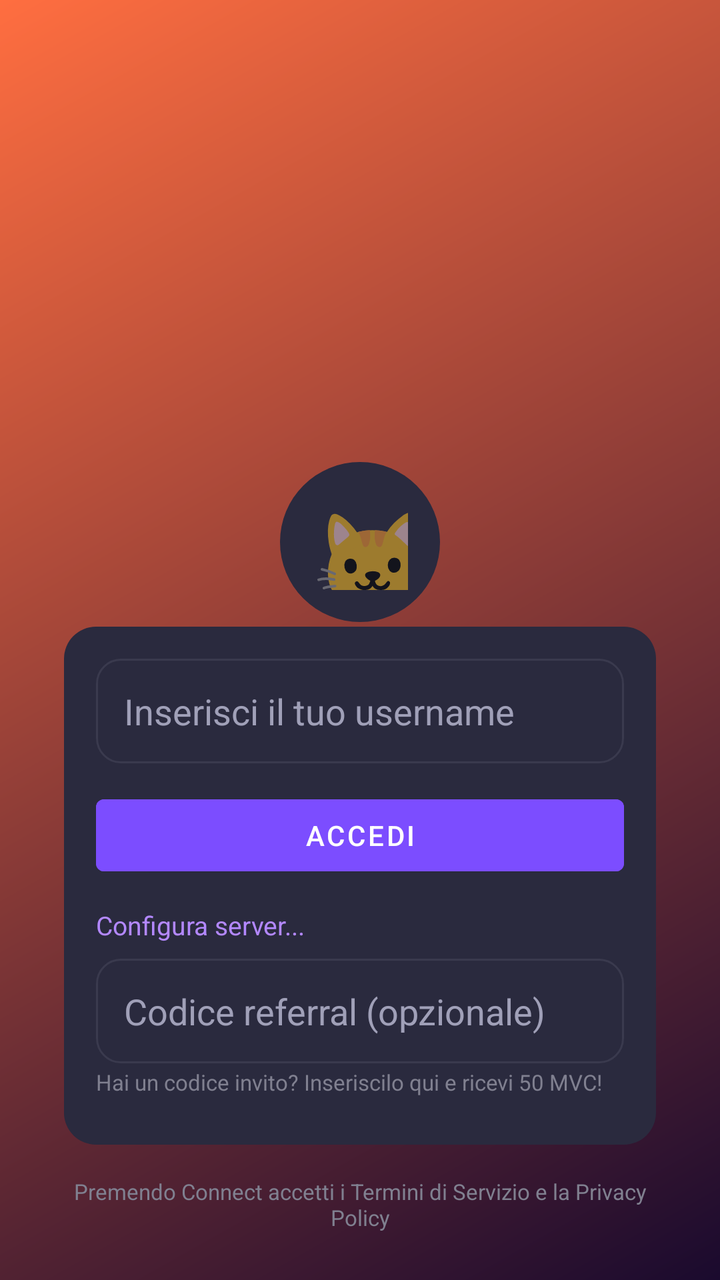
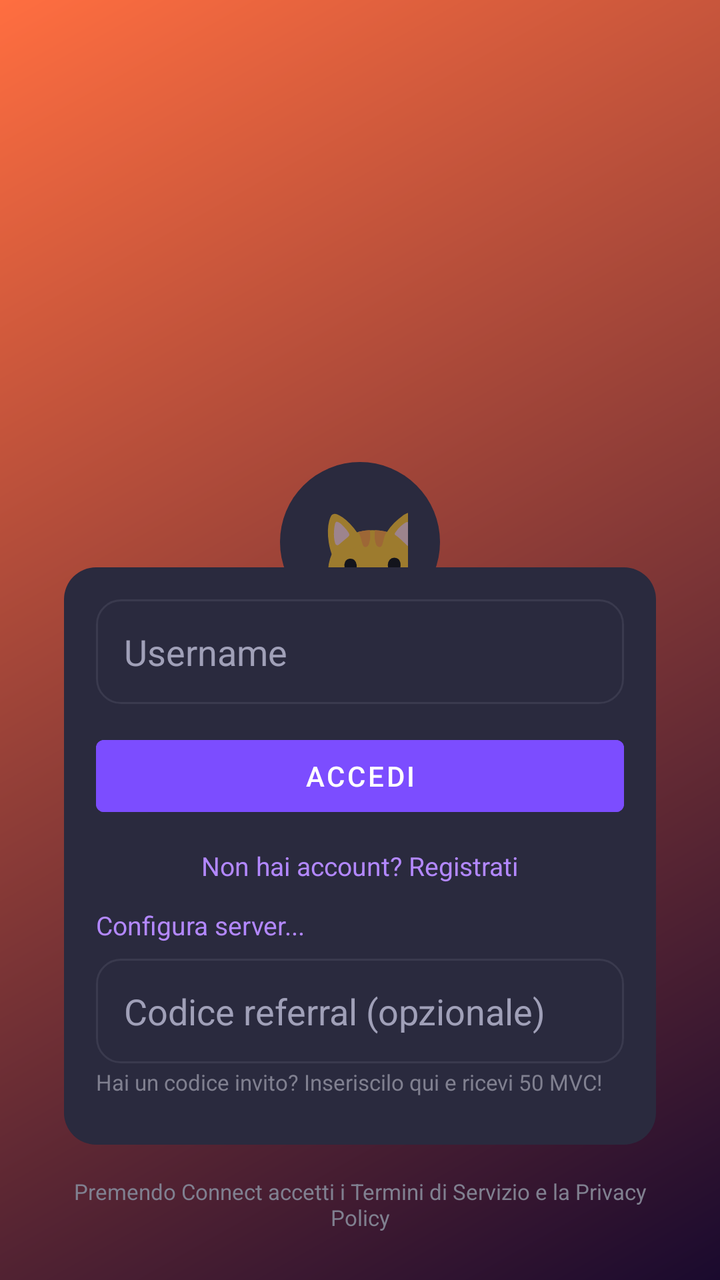

An Android layout rendered at two revisions. The XML below is the earlier revision; the diff shows what the commit changed to produce the second picture.
<!-- AndroidManifest.xml: application theme AppTheme -->
<!-- res/layout/activity_login.xml -->
<?xml version="1.0" encoding="utf-8"?>
<FrameLayout
    xmlns:android="http://schemas.android.com/apk/res/android"
    android:layout_width="match_parent"
    android:layout_height="match_parent"
    android:background="@drawable/gradient_background">

    <ScrollView
        android:layout_width="match_parent"
        android:layout_height="match_parent"
        android:fillViewport="true">

        <RelativeLayout
            android:layout_width="match_parent"
            android:layout_height="wrap_content"
            android:layout_gravity="center">

            
            <LinearLayout
                android:id="@+id/center_content"
                android:layout_width="match_parent"
                android:layout_height="wrap_content"
                android:orientation="vertical"
                android:gravity="center"
                android:layout_centerInParent="true"
                android:paddingLeft="32dp"
                android:paddingRight="32dp">

                <TextView
                    android:layout_width="80dp"
                    android:layout_height="80dp"
                    android:text="🐱"
                    android:textSize="48sp"
                    android:gravity="center"
                    android:background="@drawable/circle_logo_bg"
                    android:padding="16dp"
                    android:layout_marginBottom="24dp"/>

                <TextView
                    android:layout_width="wrap_content"
                    android:layout_height="wrap_content"
                    android:text="ChatAI"
                    android:textSize="36sp"
                    android:textStyle="bold"
                    android:textColor="#FFFFFF"
                    android:gravity="center"/>

                <TextView
                    android:layout_width="wrap_content"
                    android:layout_height="wrap_content"
                    android:text="Il tuo compagno AI"
                    android:textSize="16sp"
                    android:textColor="#B0B0C0"
                    android:gravity="center"
                    android:layout_marginTop="4dp"/>
            </LinearLayout>

            
            <LinearLayout
                android:id="@+id/bottom_content"
                android:layout_width="match_parent"
                android:layout_height="wrap_content"
                android:orientation="vertical"
                android:gravity="center"
                android:layout_alignParentBottom="true"
                android:paddingLeft="32dp"
                android:paddingRight="32dp"
                android:paddingBottom="24dp">

                <com.google.android.gms.common.SignInButton
                    android:id="@+id/google_sign_in_button"
                    android:layout_width="match_parent"
                    android:layout_height="56dp"
                    android:layout_marginBottom="12dp"
                    android:visibility="gone"/>

                <LinearLayout
                    android:id="@+id/login_section"
                    android:layout_width="match_parent"
                    android:layout_height="wrap_content"
                    android:orientation="vertical"
                    android:background="@drawable/card_bg"
                    android:padding="16dp"
                    android:layout_marginBottom="16dp">

                    <EditText
                        android:id="@+id/username_input"
                        android:layout_width="match_parent"
                        android:layout_height="wrap_content"
                        android:hint="Inserisci il tuo username"
                        android:textColorHint="#A0A0B8"
                        android:textColor="#E8E8F0"
                        android:inputType="textPersonName"
                        android:maxLength="20"
                        android:maxLines="1"
                        android:singleLine="true"
                        android:background="@drawable/edittext_bg"
                        android:padding="14dp"
                        android:layout_marginBottom="12dp"/>

                    <Button
                        android:id="@+id/login_button"
                        android:layout_width="match_parent"
                        android:layout_height="48dp"
                        android:text="ACCEDI"
                        android:textSize="14sp"
                        android:backgroundTint="#7C4DFF"
                        android:textColor="#FFFFFF"
                        android:textAllCaps="true"/>

                    <TextView
                        android:id="@+id/server_url_toggle"
                        android:layout_width="wrap_content"
                        android:layout_height="wrap_content"
                        android:text="Configura server..."
                        android:textSize="13sp"
                        android:textColor="#B388FF"
                        android:paddingTop="12dp"
                        android:paddingBottom="4dp"
                        android:clickable="true"
                        android:focusable="true"/>

                    <EditText
                        android:id="@+id/server_url_input"
                        android:layout_width="match_parent"
                        android:layout_height="wrap_content"
                        android:hint="URL del server (es. http://192.168.1.100:5000)"
                        android:textColorHint="#A0A0B8"
                        android:textColor="#E8E8F0"
                        android:inputType="textUri"
                        android:maxLines="1"
                        android:singleLine="true"
                        android:background="@drawable/edittext_bg"
                        android:padding="14dp"
                        android:visibility="gone"/>

                    <EditText
                        android:id="@+id/referral_code_input"
                        android:layout_width="match_parent"
                        android:layout_height="wrap_content"
                        android:hint="Codice referral (opzionale)"
                        android:textColorHint="#A0A0B8"
                        android:textColor="#E8E8F0"
                        android:inputType="textVisiblePassword"
                        android:maxLength="8"
                        android:maxLines="1"
                        android:singleLine="true"
                        android:background="@drawable/edittext_bg"
                        android:padding="14dp"
                        android:layout_marginTop="4dp"/>

                    <TextView
                        android:layout_width="match_parent"
                        android:layout_height="wrap_content"
                        android:text="Hai un codice invito? Inseriscilo qui e ricevi 50 MVC!"
                        android:textSize="11sp"
                        android:textColor="#808090"
                        android:paddingTop="2dp"
                        android:paddingBottom="8dp"/>

                    <ProgressBar
                        android:id="@+id/auth_progress"
                        android:layout_width="match_parent"
                        android:layout_height="wrap_content"
                        android:visibility="gone"
                        android:layout_marginTop="12dp"/>
                </LinearLayout>

                <TextView
                    android:layout_width="wrap_content"
                    android:layout_height="wrap_content"
                    android:textSize="11sp"
                    android:textColor="#808090"
                    android:gravity="center"
                    android:autoLink="web"
                    android:text="@string/privacy_notice"/>
            </LinearLayout>

        </RelativeLayout>
    </ScrollView>

</FrameLayout>
<!-- resources referenced by this layout -->
<resources>
  <!-- drawable card_bg (drawable) -->
  <?xml version="1.0" encoding="utf-8"?>
  <shape xmlns:android="http://schemas.android.com/apk/res/android"
         android:shape="rectangle">
      <solid android:color="@color/surface_container"/>
      <corners android:radius="16dp"/>
      <padding android:left="16dp" android:top="16dp" android:right="16dp" android:bottom="16dp"/>
  </shape>
  <!-- drawable circle_logo_bg (drawable) -->
  <?xml version="1.0" encoding="utf-8"?>
  <shape xmlns:android="http://schemas.android.com/apk/res/android"
         android:shape="oval">
      <solid android:color="#2A2A3E"/>
  </shape>
  <!-- drawable edittext_bg (drawable) -->
  <?xml version="1.0" encoding="utf-8"?>
  <shape xmlns:android="http://schemas.android.com/apk/res/android"
         android:shape="rectangle">
      <solid android:color="@color/surface_container"/>
      <corners android:radius="12dp"/>
      <stroke android:width="1dp" android:color="@color/outline"/>
  </shape>
  <!-- drawable gradient_background (drawable) -->
  <?xml version="1.0" encoding="utf-8"?>
  <shape xmlns:android="http://schemas.android.com/apk/res/android" android:shape="rectangle">
      <gradient
          android:startColor="#1A0A2E"
          android:endColor="#FF6E40"
          android:angle="135" />
  </shape>
  <string name="privacy_notice">Premendo Connect accetti i Termini di Servizio e la Privacy Policy</string>
  <style name="AppTheme" parent="Theme.MaterialComponents.DayNight.NoActionBar">
          <item name="colorPrimary">@color/primary</item>
          <item name="colorPrimaryDark">@color/primary_dark</item>
          <item name="colorAccent">@color/primary</item>
          <item name="colorOnPrimary">@color/on_primary</item>
          <item name="colorSurface">@color/surface</item>
          <item name="colorOnSurface">@color/on_surface</item>
          <item name="android:colorBackground">@color/background</item>
          <item name="android:windowBackground">@color/background</item>
          <item name="android:statusBarColor">@color/background_dark</item>
          <item name="android:navigationBarColor">@color/bottom_nav_bg</item>
          <item name="android:windowLightStatusBar">false</item>
      </style>
  <color name="surface_container">#2A2A3E</color>
  <color name="outline">#3A3A4E</color>
  <color name="primary">#7C4DFF</color>
  <color name="primary_dark">#651FFF</color>
  <color name="on_primary">#FFFFFF</color>
  <color name="surface">#1E1E2E</color>
  <color name="on_surface">#E8E8F0</color>
  <color name="background">#13131F</color>
  <color name="background_dark">#0D0D16</color>
  <color name="bottom_nav_bg">#1A1A2E</color>
</resources>

<!-- the commit's change to res/layout/activity_login.xml (unified diff, before → after) -->
@@ -15,7 +15,6 @@
             android:layout_height="wrap_content"
             android:layout_gravity="center">
 
-            
             <LinearLayout
                 android:id="@+id/center_content"
                 android:layout_width="match_parent"
@@ -55,7 +54,6 @@
                     android:layout_marginTop="4dp"/>
             </LinearLayout>
 
-            
             <LinearLayout
                 android:id="@+id/bottom_content"
                 android:layout_width="match_parent"
@@ -87,7 +85,7 @@
                         android:id="@+id/username_input"
                         android:layout_width="match_parent"
                         android:layout_height="wrap_content"
-                        android:hint="Inserisci il tuo username"
+                        android:hint="Username"
                         android:textColorHint="#A0A0B8"
                         android:textColor="#E8E8F0"
                         android:inputType="textPersonName"
@@ -97,6 +95,36 @@
                         android:background="@drawable/edittext_bg"
                         android:padding="14dp"
                         android:layout_marginBottom="12dp"/>
+
+                    <EditText
+                        android:id="@+id/email_input"
+                        android:layout_width="match_parent"
+                        android:layout_height="wrap_content"
+                        android:hint="Email (opzionale)"
+                        android:textColorHint="#A0A0B8"
+                        android:textColor="#E8E8F0"
+                        android:inputType="textEmailAddress"
+                        android:maxLines="1"
+                        android:singleLine="true"
+                        android:background="@drawable/edittext_bg"
+                        android:padding="14dp"
+                        android:layout_marginBottom="12dp"
+                        android:visibility="gone"/>
+
+                    <EditText
+                        android:id="@+id/password_input"
+                        android:layout_width="match_parent"
+                        android:layout_height="wrap_content"
+                        android:hint="Password (min 8 caratteri)"
+                        android:textColorHint="#A0A0B8"
+                        android:textColor="#E8E8F0"
+                        android:inputType="textPassword"
+                        android:maxLines="1"
+                        android:singleLine="true"
+                        android:background="@drawable/edittext_bg"
+                        android:padding="14dp"
+                        android:layout_marginBottom="12dp"
+                        android:visibility="gone"/>
 
                     <Button
                         android:id="@+id/login_button"
@@ -109,13 +137,26 @@
                         android:textAllCaps="true"/>
 
                     <TextView
+                        android:id="@+id/toggle_auth_mode"
+                        android:layout_width="wrap_content"
+                        android:layout_height="wrap_content"
+                        android:text="Non hai account? Registrati"
+                        android:textSize="13sp"
+                        android:textColor="#B388FF"
+                        android:paddingTop="12dp"
+                        android:paddingBottom="4dp"
+                        android:clickable="true"
+                        android:focusable="true"
+                        android:layout_gravity="center_horizontal"/>
+
+                    <TextView
                         android:id="@+id/server_url_toggle"
                         android:layout_width="wrap_content"
                         android:layout_height="wrap_content"
                         android:text="Configura server..."
                         android:textSize="13sp"
                         android:textColor="#B388FF"
-                        android:paddingTop="12dp"
+                        android:paddingTop="8dp"
                         android:paddingBottom="4dp"
                         android:clickable="true"
                         android:focusable="true"/>
